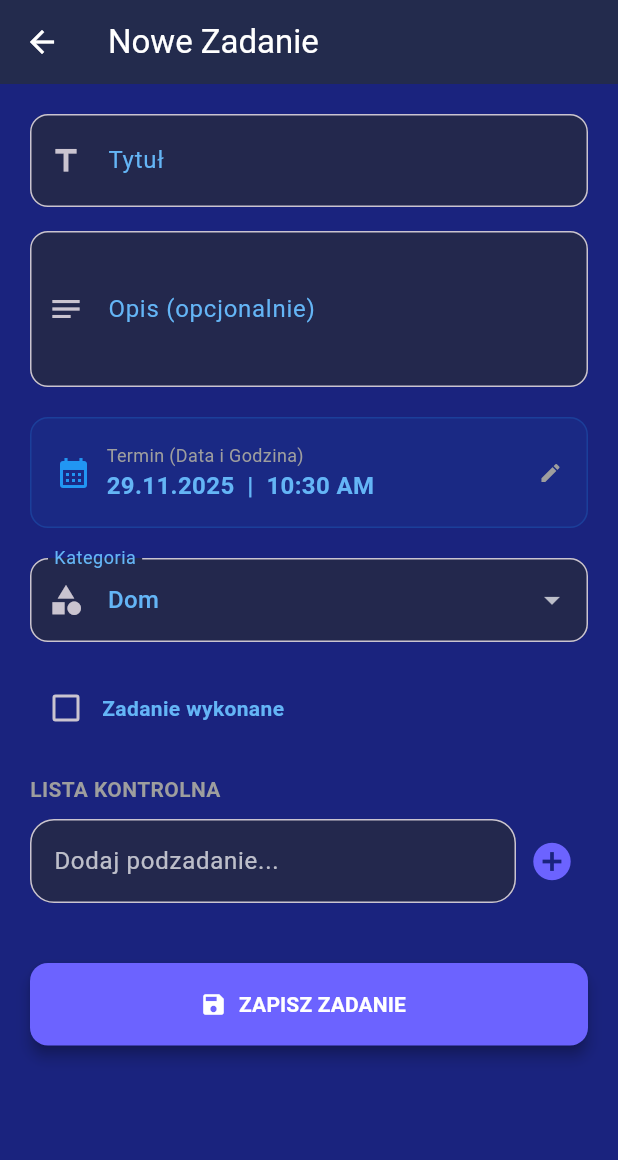
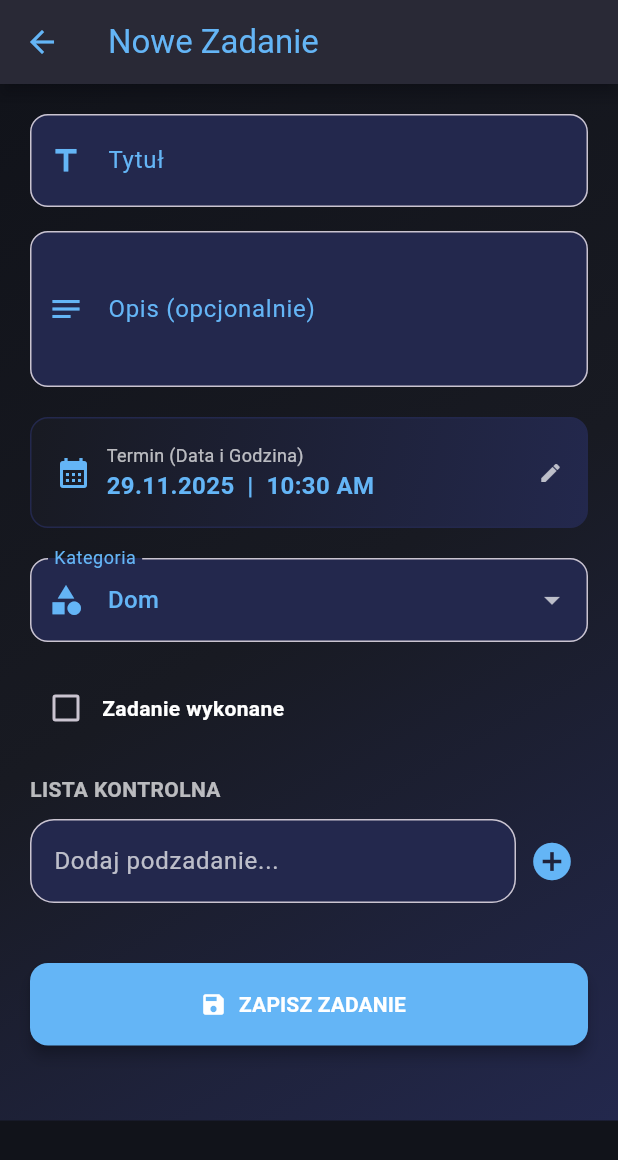
Before and after one commit to Geshura/midaplaner, a Flutter app: the screen it shows after launch, after a tap on "Dodaj zadanie", on a phone screen of 412 x 824 dp. Shown: the top 1160 px of the screen. Run offline on Flutter 3.47's test engine with Material 3 defaults, Android fonts, the light colour scheme and no system bars.

Commit message:
Update main.dart

```diff
--- a/midaplaner_flutter/lib/main.dart
+++ b/midaplaner_flutter/lib/main.dart
@@ -129,6 +129,7 @@ class _FormularzZadaniaEkranState extends State<FormularzZadaniaEkran> {
   late String _wybranaKategoria;
   late bool _wykonane;
   List<Podzadanie> _podzadania = [];
+  final Map<int, TextEditingController> _podzadanieKontrolery = {};
   final TextEditingController _podzadanieController = TextEditingController();
 
   final List<String> _kategorie = ['Dom', 'Praca', 'Zakupy', 'Nauka', 'Inne'];
@@ -145,6 +146,9 @@ class _FormularzZadaniaEkranState extends State<FormularzZadaniaEkran> {
     _wykonane = z?.wykonane ?? false;
     if (z != null) {
       _podzadania = z.podzadania.map((p) => Podzadanie(tytul: p.tytul, wykonane: p.wykonane)).toList();
+      for (var i = 0; i < _podzadania.length; i++) {
+        _podzadanieKontrolery[i] = TextEditingController(text: _podzadania[i].tytul);
+      }
     }
   }
 
@@ -200,14 +204,22 @@ class _FormularzZadaniaEkranState extends State<FormularzZadaniaEkran> {
   @override
   Widget build(BuildContext context) {
     return Scaffold(
-      backgroundColor: const Color(0xFF1A237E),
+      backgroundColor: const Color(0xFF11131A),
       appBar: AppBar(
-        title: Text(widget.zadanieDoEdycji != null ? 'Edycja' : 'Nowe Zadanie', style: const TextStyle(color: Colors.white)),
-        backgroundColor: const Color(0xFF232B4D),
-        elevation: 0,
-        iconTheme: const IconThemeData(color: Colors.white),
+        title: Text(widget.zadanieDoEdycji != null ? 'Edycja' : 'Nowe Zadanie', style: const TextStyle(color: Color(0xFF64B5F6))),
+        backgroundColor: const Color(0xFF181A22),
+        elevation: 4,
+        iconTheme: const IconThemeData(color: Color(0xFF64B5F6)),
       ),
-      body: SingleChildScrollView(
+      body: Container(
+        decoration: const BoxDecoration(
+          gradient: LinearGradient(
+            begin: Alignment.topLeft,
+            end: Alignment.bottomRight,
+            colors: [Color(0xFF11131A), Color(0xFF181A22), Color(0xFF23284D)],
+          ),
+        ),
+        child: SingleChildScrollView(
           padding: const EdgeInsets.all(20.0),
           child: Form(
             key: _formKey,
@@ -216,10 +228,10 @@ class _FormularzZadaniaEkranState extends State<FormularzZadaniaEkran> {
               children: [
                 TextFormField(
                   controller: _tytulController,
-                style: const TextStyle(fontSize: 20, fontWeight: FontWeight.bold),
+                  style: const TextStyle(fontSize: 20, fontWeight: FontWeight.bold, color: Color(0xFF64B5F6)),
                   decoration: const InputDecoration(
                     labelText: 'Tytuł',
-                  prefixIcon: Icon(Icons.title),
+                    prefixIcon: Icon(Icons.title, color: Color(0xFF64B5F6)),
                     border: OutlineInputBorder(borderRadius: BorderRadius.all(Radius.circular(12))),
                   ),
                   validator: (val) => val!.isEmpty ? 'Wpisz tytuł' : null,
@@ -229,9 +241,10 @@ class _FormularzZadaniaEkranState extends State<FormularzZadaniaEkran> {
                 TextFormField(
                   controller: _opisController,
                   maxLines: 3,
+                  style: const TextStyle(color: Colors.white),
                   decoration: const InputDecoration(
                     labelText: 'Opis (opcjonalnie)',
-                  prefixIcon: Icon(Icons.notes),
+                    prefixIcon: Icon(Icons.notes, color: Color(0xFF64B5F6)),
                     border: OutlineInputBorder(borderRadius: BorderRadius.all(Radius.circular(12))),
                   ),
                 ),
@@ -243,26 +256,30 @@ class _FormularzZadaniaEkranState extends State<FormularzZadaniaEkran> {
                   child: Container(
                     padding: const EdgeInsets.all(16),
                     decoration: BoxDecoration(
-                    color: const Color.fromRGBO(33, 150, 243, 0.05),
+                      gradient: const LinearGradient(
+                        begin: Alignment.topLeft,
+                        end: Alignment.bottomRight,
+                        colors: [Color(0xFF181A22), Color(0xFF23284D)],
+                      ),
                       borderRadius: BorderRadius.circular(12),
-                    border: Border.all(color: const Color.fromRGBO(33, 150, 243, 0.2)),
+                      border: Border.all(color: const Color(0xFF23284D)),
                     ),
                     child: Row(
                       children: [
-                      const Icon(Icons.calendar_month, color: Colors.blue),
+                        const Icon(Icons.calendar_month, color: Color(0xFF64B5F6)),
                         const SizedBox(width: 10),
                         Column(
                           crossAxisAlignment: CrossAxisAlignment.start,
                           children: [
-                          const Text("Termin (Data i Godzina)", style: TextStyle(fontSize: 12, color: Colors.grey)),
+                            const Text("Termin (Data i Godzina)", style: TextStyle(fontSize: 12, color: Colors.white70)),
                             Text(
                               "${DateFormat('dd.MM.yyyy').format(_wybranyTermin)}  |  ${_wybranaGodzina.format(context)}",
-                            style: const TextStyle(fontSize: 16, fontWeight: FontWeight.bold),
+                              style: const TextStyle(fontSize: 16, fontWeight: FontWeight.bold, color: Color(0xFF64B5F6)),
                             ),
                           ],
                         ),
                         const Spacer(),
-                      const Icon(Icons.edit, size: 16, color: Colors.grey),
+                        const Icon(Icons.edit, size: 16, color: Colors.white70),
                       ],
                     ),
                   ),
@@ -271,10 +288,10 @@ class _FormularzZadaniaEkranState extends State<FormularzZadaniaEkran> {
                 const SizedBox(height: 20),
 
                 DropdownButtonFormField<String>(
-                initialValue: _wybranaKategoria,
+                  value: _wybranaKategoria,
                   decoration: const InputDecoration(
                     labelText: 'Kategoria',
-                  prefixIcon: Icon(Icons.category),
+                    prefixIcon: Icon(Icons.category, color: Color(0xFF64B5F6)),
                     border: OutlineInputBorder(borderRadius: BorderRadius.all(Radius.circular(12))),
                   ),
                   items: _kategorie.map((c) => DropdownMenuItem(value: c, child: Text(c))).toList(),
@@ -286,6 +303,7 @@ class _FormularzZadaniaEkranState extends State<FormularzZadaniaEkran> {
                   children: [
                     Checkbox(
                       value: _wykonane,
+                      activeColor: const Color(0xFF64B5F6),
                       onChanged: (v) {
                         setState(() {
                           _wykonane = v!;
@@ -295,12 +313,12 @@ class _FormularzZadaniaEkranState extends State<FormularzZadaniaEkran> {
                         });
                       },
                     ),
-                  const Text('Zadanie wykonane', style: TextStyle(fontWeight: FontWeight.bold)),
+                    const Text('Zadanie wykonane', style: TextStyle(fontWeight: FontWeight.bold, color: Colors.white)),
                     const Spacer(),
                     if (_podzadania.isNotEmpty)
                       TextButton.icon(
-                      icon: const Icon(Icons.done_all),
-                      label: const Text('Wszystkie podzadania'),
+                        icon: const Icon(Icons.done_all, color: Color(0xFF64B5F6)),
+                        label: const Text('Wszystkie podzadania', style: TextStyle(color: Colors.white)),
                         onPressed: () {
                           setState(() {
                             bool wszystkieWykonane = _podzadania.every((p) => p.wykonane);
@@ -315,13 +333,14 @@ class _FormularzZadaniaEkranState extends State<FormularzZadaniaEkran> {
                 ),
 
                 const SizedBox(height: 20),
-              const Text("LISTA KONTROLNA", style: TextStyle(fontWeight: FontWeight.bold, color: Colors.grey)),
+                const Text("LISTA KONTROLNA", style: TextStyle(fontWeight: FontWeight.bold, color: Colors.white70)),
                 const SizedBox(height: 10),
 
                 ..._podzadania.asMap().entries.map((e) => ListTile(
                   contentPadding: EdgeInsets.zero,
                   leading: Checkbox(
                     value: e.value.wykonane,
+                    activeColor: const Color(0xFF64B5F6),
                     onChanged: (v) => setState(() {
                       e.value.wykonane = v!;
                       if (_podzadania.isNotEmpty) {
@@ -331,13 +350,17 @@ class _FormularzZadaniaEkranState extends State<FormularzZadaniaEkran> {
                     }),
                   ),
                   title: TextFormField(
-                  initialValue: e.value.tytul,
+                    controller: _podzadanieKontrolery[e.key] ??= TextEditingController(text: e.value.tytul),
+                    style: const TextStyle(color: Colors.white),
                     decoration: const InputDecoration(border: InputBorder.none),
                     onChanged: (val) => setState(() => e.value.tytul = val),
                   ),
                   trailing: IconButton(
                     icon: const Icon(Icons.close, color: Colors.red),
-                  onPressed: () => setState(() => _podzadania.removeAt(e.key)),
+                    onPressed: () => setState(() {
+                      _podzadania.removeAt(e.key);
+                      _podzadanieKontrolery.remove(e.key);
+                    }),
                   ),
                 )),
 
@@ -346,7 +369,8 @@ class _FormularzZadaniaEkranState extends State<FormularzZadaniaEkran> {
                     Expanded(
                       child: TextField(
                         controller: _podzadanieController,
-                      decoration: const InputDecoration(hintText: "Dodaj podzadanie..."),
+                        style: const TextStyle(color: Colors.white),
+                        decoration: const InputDecoration(hintText: "Dodaj podzadanie...", hintStyle: TextStyle(color: Colors.white70)),
                         onSubmitted: (_) {
                           if (_podzadanieController.text.isNotEmpty && !_podzadania.any((p) => p.tytul == _podzadanieController.text)) {
                             setState(() {
@@ -358,7 +382,7 @@ class _FormularzZadaniaEkranState extends State<FormularzZadaniaEkran> {
                       ),
                     ),
                     IconButton(
-                    icon: const Icon(Icons.add_circle, color: Color(0xFF6C63FF), size: 30),
+                      icon: const Icon(Icons.add_circle, color: Color(0xFF64B5F6), size: 30),
                       onPressed: () {
                         if (_podzadanieController.text.isNotEmpty && !_podzadania.any((p) => p.tytul == _podzadanieController.text)) {
                           setState(() {
@@ -380,13 +404,14 @@ class _FormularzZadaniaEkranState extends State<FormularzZadaniaEkran> {
                     icon: const Icon(Icons.save, color: Colors.white),
                     label: const Text('ZAPISZ ZADANIE', style: TextStyle(color: Colors.white, fontWeight: FontWeight.bold)),
                     style: ElevatedButton.styleFrom(
-                    backgroundColor: const Color(0xFF6C63FF),
+                      backgroundColor: const Color(0xFF64B5F6),
                       shape: RoundedRectangleBorder(borderRadius: BorderRadius.circular(12)),
                     ),
                   ),
                 ),
                 const SizedBox(height: 30),
               ],
+            ),
           ),
         ),
       ),
@@ -402,14 +427,22 @@ class ListaZadanEkran extends StatelessWidget {
   Widget build(BuildContext context) {
     final zadania = context.watch<PlanerProvider>().zadania;
     return Scaffold(
-      backgroundColor: const Color(0xFF20243A),
+      backgroundColor: const Color(0xFF11131A),
       appBar: AppBar(
         title: const Text('MiDaPlaner', style: TextStyle(fontWeight: FontWeight.bold)),
-        backgroundColor: const Color(0xFF23284D),
+        backgroundColor: const Color(0xFF181A22),
         elevation: 4,
         iconTheme: const IconThemeData(color: Color(0xFF64B5F6)),
       ),
-      body: zadania.isEmpty
+      body: Container(
+        decoration: const BoxDecoration(
+          gradient: LinearGradient(
+            begin: Alignment.topLeft,
+            end: Alignment.bottomRight,
+            colors: [Color(0xFF11131A), Color(0xFF181A22), Color(0xFF23284D)],
+          ),
+        ),
+        child: zadania.isEmpty
             ? const Center(
                 child: Text('Brak zadań', style: TextStyle(color: Colors.white70, fontSize: 18)),
               )
@@ -418,7 +451,23 @@ class ListaZadanEkran extends StatelessWidget {
                 itemCount: zadania.length,
                 itemBuilder: (context, idx) {
                   final z = zadania[idx];
-                return Card(
+                  return Container(
+                    margin: const EdgeInsets.symmetric(vertical: 8),
+                    decoration: BoxDecoration(
+                      gradient: LinearGradient(
+                        begin: Alignment.topLeft,
+                        end: Alignment.bottomRight,
+                        colors: [Color(0xFF181A22), Color(0xFF23284D)],
+                      ),
+                      borderRadius: BorderRadius.circular(18),
+                      boxShadow: [
+                        BoxShadow(
+                          color: Colors.black.withOpacity(0.3),
+                          blurRadius: 8,
+                          offset: const Offset(0, 4),
+                        ),
+                      ],
+                    ),
                     child: ListTile(
                       title: Text(z.tytul, style: const TextStyle(color: Color(0xFF64B5F6), fontWeight: FontWeight.bold, fontSize: 18)),
                       subtitle: Text(DateFormat('dd.MM.yyyy HH:mm').format(z.termin), style: const TextStyle(color: Colors.white70)),
@@ -428,10 +477,11 @@ class ListaZadanEkran extends StatelessWidget {
                   );
                 },
               ),
+      ),
       floatingActionButton: FloatingActionButton.extended(
         backgroundColor: const Color(0xFF64B5F6),
-        icon: const Icon(Icons.add, color: Color(0xFF23284D)),
-        label: const Text('Dodaj zadanie', style: TextStyle(color: Color(0xFF23284D), fontWeight: FontWeight.bold)),
+        icon: const Icon(Icons.add, color: Color(0xFF181A22)),
+        label: const Text('Dodaj zadanie', style: TextStyle(color: Color(0xFF181A22), fontWeight: FontWeight.bold)),
         onPressed: () => Navigator.push(context, MaterialPageRoute(builder: (_) => const FormularzZadaniaEkran())),
       ),
     );
```
Lines whose indentation alone changed are shown as unchanged.
